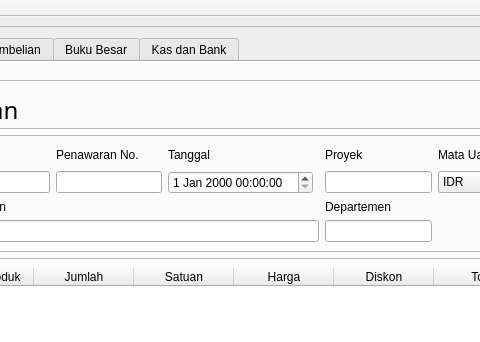
The window that GUI.ui (fnugrahendi/petuk.corp) describes before a commit, drawn with Qt 5; both pictures show x 215 to 695 and y 0 to 342 of the 870 by 637 pixel window.
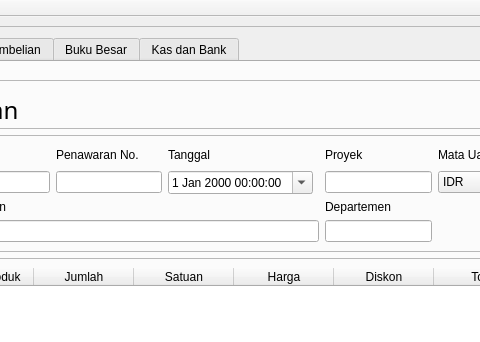
The same window after the commit. The open tabs and pages were chosen to show the change. Icons and pictures are not drawn.

Commit message: lali sitik. calender popup

Patch:
```diff
--- a/GUI.ui
+++ b/GUI.ui
@@ -4851,7 +4851,11 @@
                    </widget>
                   </item>
                   <item row="1" column="3">
-                   <widget class="QDateTimeEdit" name="dte_Penjualan_OrderPenjualan_Tanggal"/>
+                   <widget class="QDateTimeEdit" name="dte_Penjualan_OrderPenjualan_Tanggal">
+                    <property name="calendarPopup">
+                     <bool>true</bool>
+                    </property>
+                   </widget>
                   </item>
                  </layout>
                 </widget>
```
The commit also changes 1 other file.
